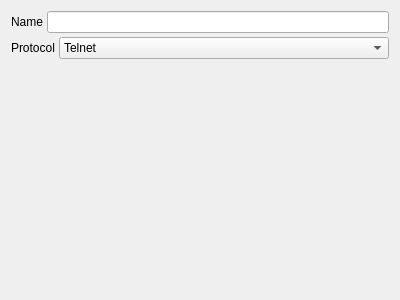
The window that src/sessionoptions/sessionoptionsgeneralwidget.ui (QQxiaoming/quardCRT) describes before a commit, drawn with Qt 5.
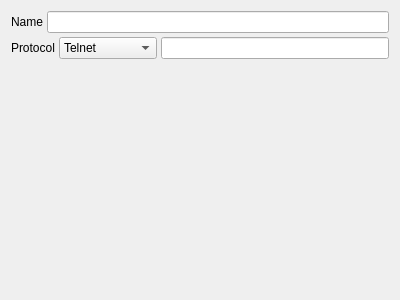
The same window after the commit.

```diff
--- a/src/sessionoptions/sessionoptionsgeneralwidget.ui
+++ b/src/sessionoptions/sessionoptionsgeneralwidget.ui
@@ -94,6 +94,9 @@
        </item>
       </widget>
      </item>
+     <item>
+      <widget class="QLineEdit" name="lineEditReadOnlyProtocol"/>
+     </item>
     </layout>
    </item>
    <item>
```
